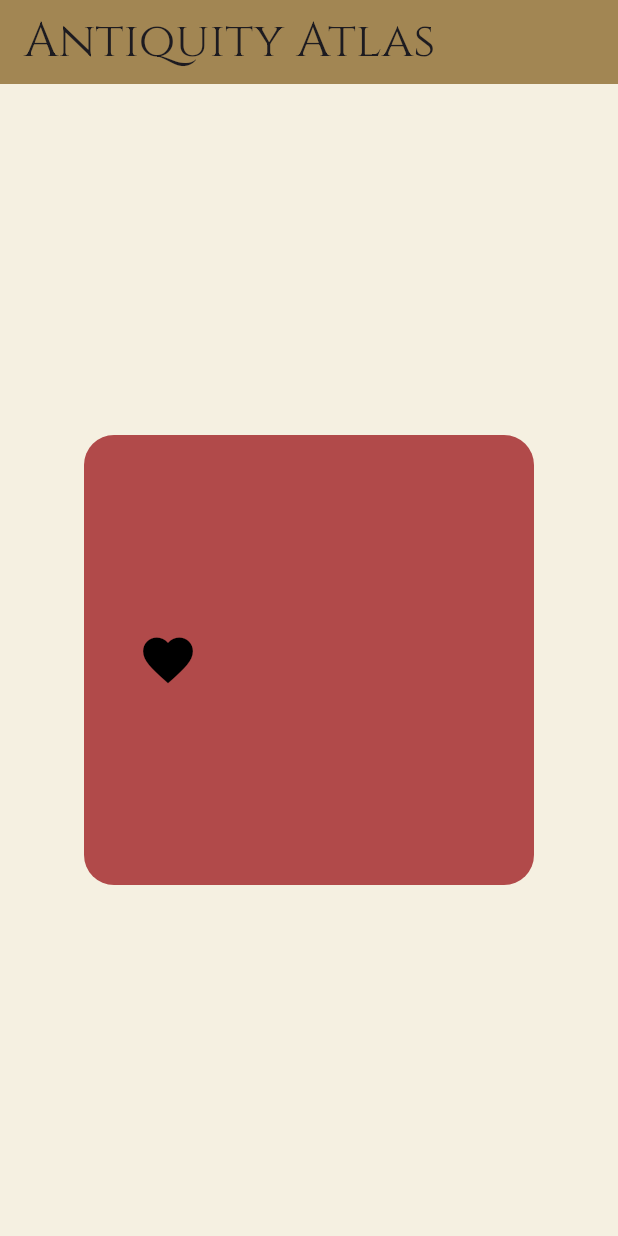
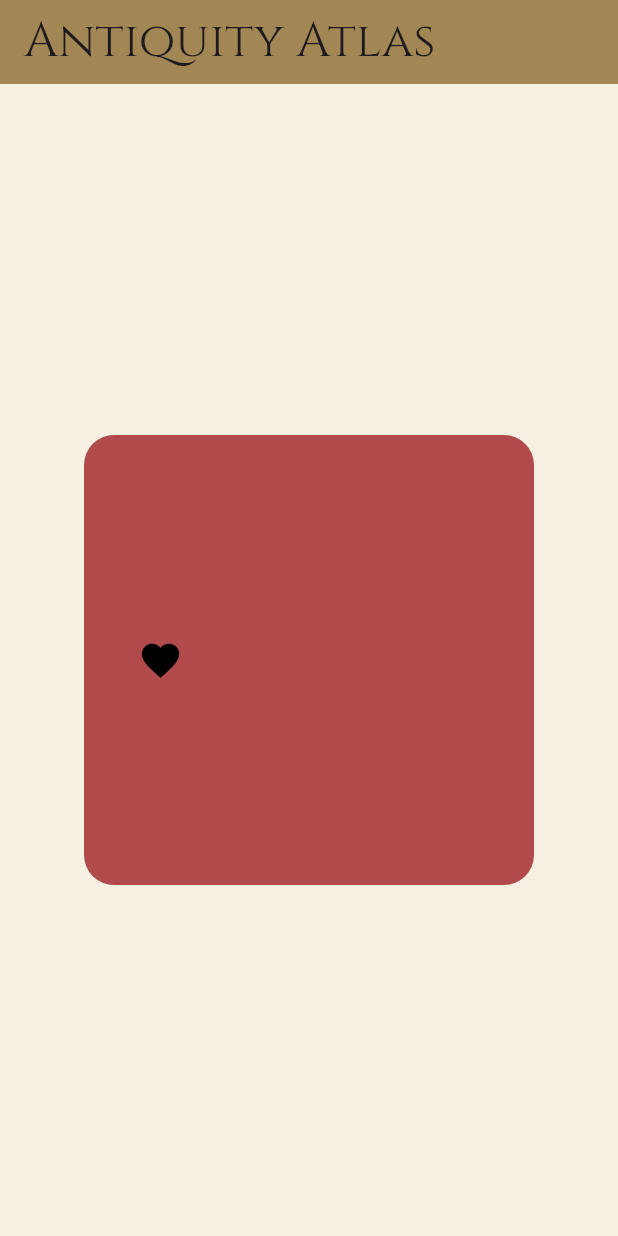
Before and after one commit to drewblue42/antiquity_atlas, a Flutter app: the screen it shows after launch, on a phone screen of 412 x 824 dp. Run offline on Flutter 3.47's test engine with Material 3 defaults, Android fonts, the light colour scheme and no system bars; our stand-ins replace google_fonts.

Commit message:
commit test

```diff
--- a/lib/main.dart
+++ b/lib/main.dart
@@ -37,7 +37,7 @@
 
                   SizedBox(width: 16,),
                   Icon(
-                    Icons.favorite, color: Colors.black, size: 40,
+                    Icons.favorite, color: Colors.black, size: 30,
                   ),
               ],
             ),
```
